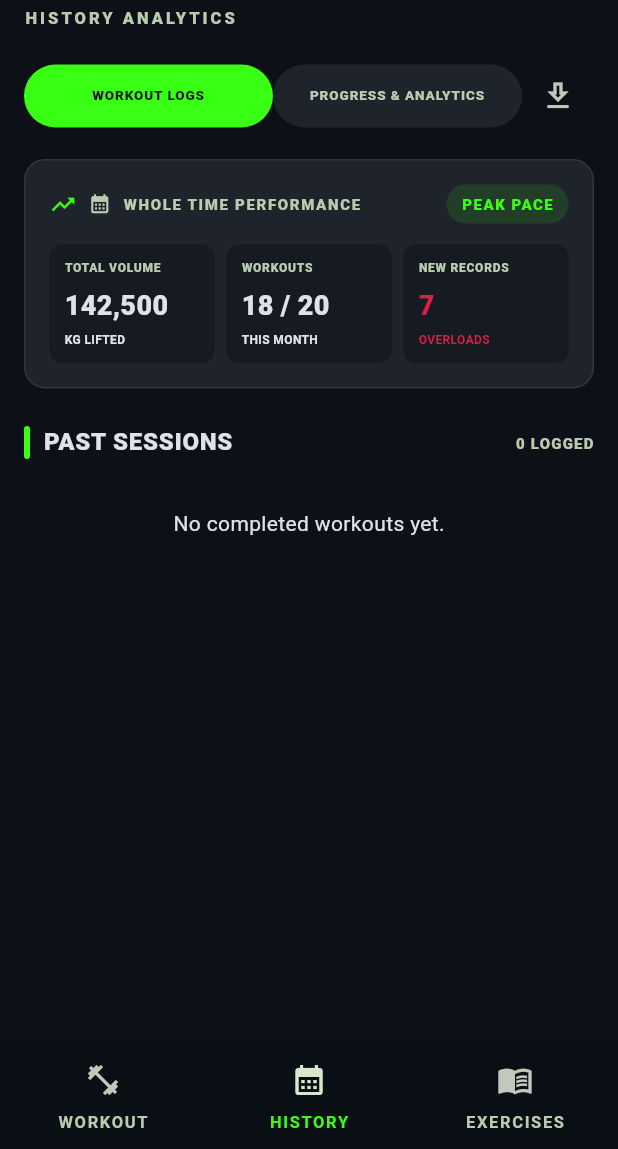
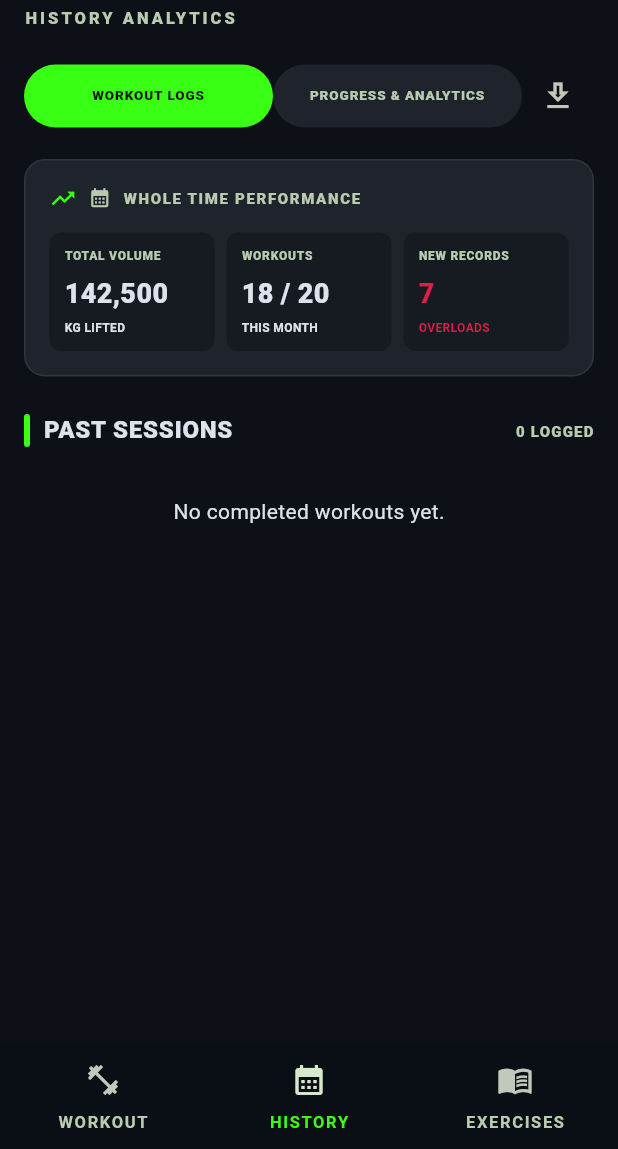
Before and after one commit to shakmurb/gym_bro, a Flutter app: the screen it shows after launch, item 2 of the bottom bar chosen, on a phone screen of 412 x 824 dp, the part 87-1236 px from its top. Run offline on Flutter 3.47's test engine with Material 3 defaults, Android fonts, the phone set to English and light mode, and no system bars; our stand-ins replace flutter_local_notifications, material_ui, sqflite, timezone; accounts and stored records are empty.

Commit message:
removed peak pace / rising pill

```diff
--- a/lib/screens/history_analytics_screen.dart
+++ b/lib/screens/history_analytics_screen.dart
@@ -260,10 +260,6 @@ class _HistoryAnalyticsScreenState extends State<HistoryAnalyticsScreen> {
                             ),
                           ),
                         ),
-                      ),
-                      GymBroPill(
-                        label: _showAnalytics ? 'RISING' : 'PEAK PACE',
-                        color: GymBroColors.green,
                       ),
                     ],
                   ),
```
